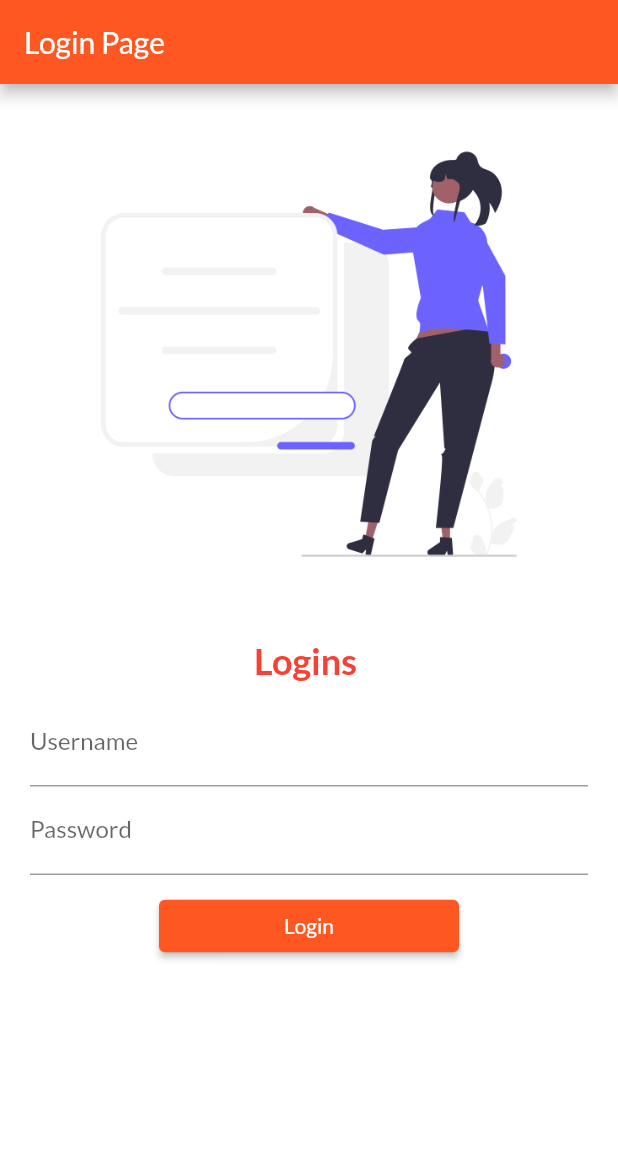
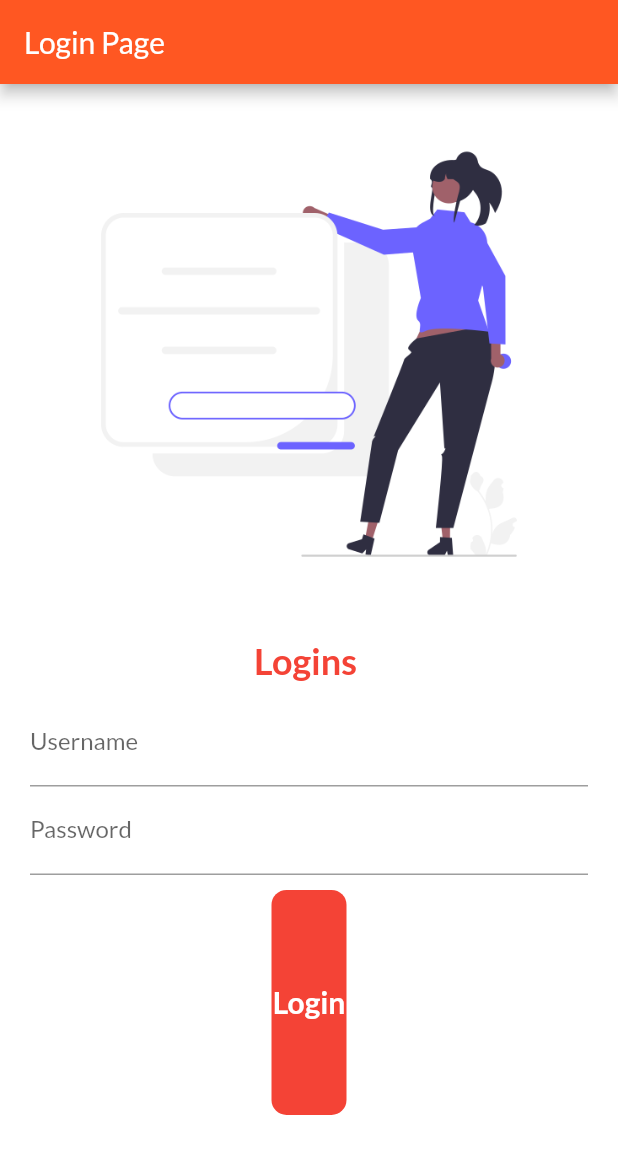
Before and after one commit to mrjaypatel/flutter_learn, a Flutter app: the screen it shows after launch, on a phone screen of 412 x 824 dp. Shown: the top 1154 px of the screen. Run offline on Flutter 3.47's test engine with Material 2 defaults, Android fonts, the phone set to English and light mode, and no system bars; our stand-ins replace google_fonts.

Commit message:
Button Animations & Custom Button. Form Validation

```diff
--- a/lib/screens/auth/login.dart
+++ b/lib/screens/auth/login.dart
@@ -10,6 +10,24 @@ class LoginPage extends StatefulWidget {
 
 class _LoginPageState extends State<LoginPage> {
   String username = "";
+  bool loginClick = false;
+  final _formKey = GlobalKey<FormState>();
+
+  //Custom Method to navigate to homepage
+  moveToHome(context) async {
+    if (_formKey.currentState!.validate()) {
+      setState(() {
+        if (loginClick) {
+          loginClick = false;
+        } else {
+          loginClick = true;
+        }
+      });
+      await Future.delayed(Duration(seconds: 1));
+      Navigator.pushNamed(context, MyRoutes.signupRoute);
+    }
+  }
+
   @override
   Widget build(BuildContext context) {
     return Scaffold(
@@ -18,6 +36,8 @@ class _LoginPageState extends State<LoginPage> {
         title: const Text("Login Page"),
       ),
       body: SingleChildScrollView(
+        child: Form(
+          key: _formKey,
           child: Column(
             children: [
               Image.asset("assets/images/login.png", fit: BoxFit.fitWidth),
@@ -27,11 +47,13 @@ class _LoginPageState extends State<LoginPage> {
               Text(
                 "Logins " + username,
                 style: const TextStyle(
-                  color: Colors.red, fontSize: 24, fontWeight: FontWeight.bold),
+                    color: Colors.red,
+                    fontSize: 24,
+                    fontWeight: FontWeight.bold),
               ),
               Padding(
-              padding:
-                  const EdgeInsets.symmetric(vertical: 10.0, horizontal: 20.0),
+                padding: const EdgeInsets.symmetric(
+                    vertical: 10.0, horizontal: 20.0),
                 child: Column(
                   children: [
                     TextFormField(
@@ -40,32 +62,77 @@ class _LoginPageState extends State<LoginPage> {
                       onChanged: (value) {
                         username = value;
                         print(value + " " + username);
-                      setState(() {});
+                        setState(() {
+                          _formKey.currentState!.validate();
+                        });
+                      },
+                      validator: (value) {
+                        if (value!.isEmpty) {
+                          return "Please Enter Username.";
+                        }
+
+                        return null;
                       },
                     ),
+
                     TextFormField(
                       obscureText: true,
                       decoration: const InputDecoration(
                           hintText: "Password", labelText: "Password"),
+                      validator: (value) {
+                        if (value!.isEmpty) {
+                          return "Please Enter Password.";
+                        } else if (value!.length < 6) {
+                          return "Please Enter Min 6 Digit Password.";
+                        }
+                        return null;
+                      },
                     ),
+
                     const SizedBox(
                       height: 10,
                     ),
-                  ElevatedButton(
-                    onPressed: () {
-                      // Navigator.pushNamed(context, MyRoutes.homeRoute);
-                      Navigator.pushNamed(context, MyRoutes.signupRoute);
-                    },
-                    child: const Text("Login"),
-                    style:
-                        TextButton.styleFrom(minimumSize: const Size(200, 35)),
+                    InkWell(
+                      child: AnimatedContainer(
+                        height: loginClick ? 50 : 150,
+                        width: loginClick ? 100 : 50,
+                        alignment: Alignment.center,
+                        child: loginClick
+                            ? Icon(
+                                Icons.tag_faces_outlined,
+                                color: Colors.white,
                               )
+                            : Text(
+                                "Login",
+                                style: TextStyle(
+                                    color: Colors.white,
+                                    fontWeight: FontWeight.bold,
+                                    fontSize: 20),
+                                // textAlign: TextAlign.center,
+                              ),
+                        decoration: BoxDecoration(
+                            color: Colors.red,
+                            borderRadius: BorderRadius.circular(10)),
+                        duration: Duration(seconds: 1),
+                      ),
+                      onTap: () => moveToHome(context),
+                    )
+                    // ElevatedButton(
+                    //   onPressed: () {
+                    //     // Navigator.pushNamed(context, MyRoutes.homeRoute);
+                    //     Navigator.pushNamed(context, MyRoutes.signupRoute);
+                    //   },
+                    //   child: const Text("Login"),
+                    //   style:
+                    //       TextButton.styleFrom(minimumSize: const Size(200, 35)),
+                    // )
                   ],
                 ),
               )
             ],
           ),
         ),
+      ),
     );
   }
 }
```
Lines whose indentation alone changed are shown as unchanged.
